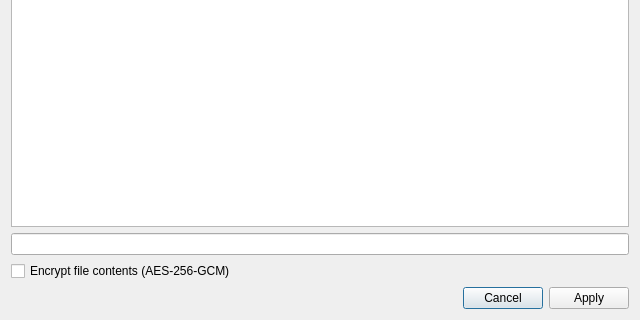
psi-im/psi, file src/filesharedlg.ui: the form before one commit; both pictures show x 0 to 640 and y 280 to 600 of the 640 by 600 pixel window.
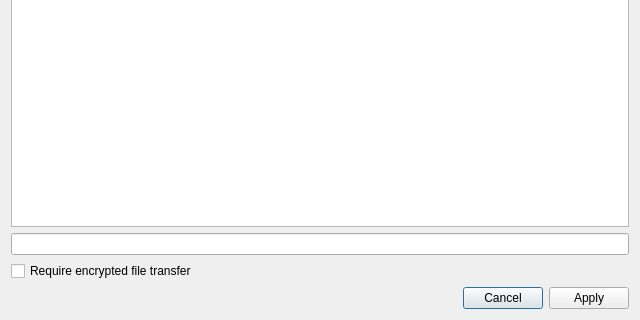
The form after the commit. Custom widgets are drawn as their Qt base class.

Commit message: Separate required transfer protection from HTTP encryption choice

Patch:
```diff
--- a/src/filesharedlg.ui
+++ b/src/filesharedlg.ui
@@ -57,7 +57,7 @@
    <item>
     <widget class="QCheckBox" name="cb_encrypt">
      <property name="text">
-      <string>Encrypt file contents (AES-256-GCM)</string>
+      <string>Require encrypted file transfer</string>
      </property>
      <property name="toolTip">
       <string>Upload encrypted bytes and protect the file key in an end-to-end encrypted message.</string>
```
Left out of the diff: 2 changed lines with no effect on the pictures. The commit also changes 1 other file.
